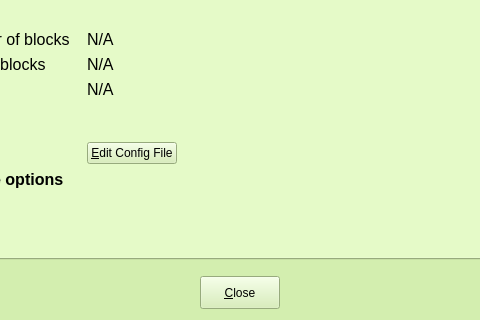
teambean/BeanCash, file src/qt/forms/rpcconsole.ui: the form before one commit; both pictures show x 130 to 610 and y 294 to 614 of the 745 by 614 pixel window.
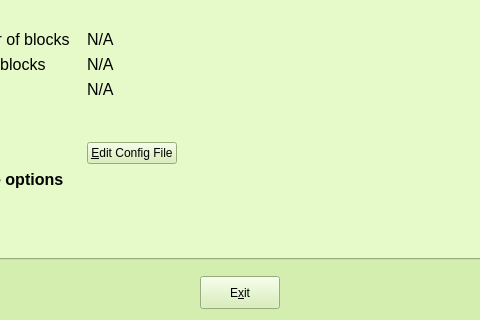
The form after the commit. Icons and pictures are not drawn. Custom widgets are drawn as their Qt base class.

```diff
--- a/src/qt/forms/rpcconsole.ui
+++ b/src/qt/forms/rpcconsole.ui
@@ -1048,7 +1048,7 @@
     <string>Close window</string>
    </property>
    <property name="text">
-    <string>&amp;Close</string>
+    <string>E&amp;xit</string>
    </property>
    <property name="icon">
     <iconset resource="../beancash.qrc">
```
